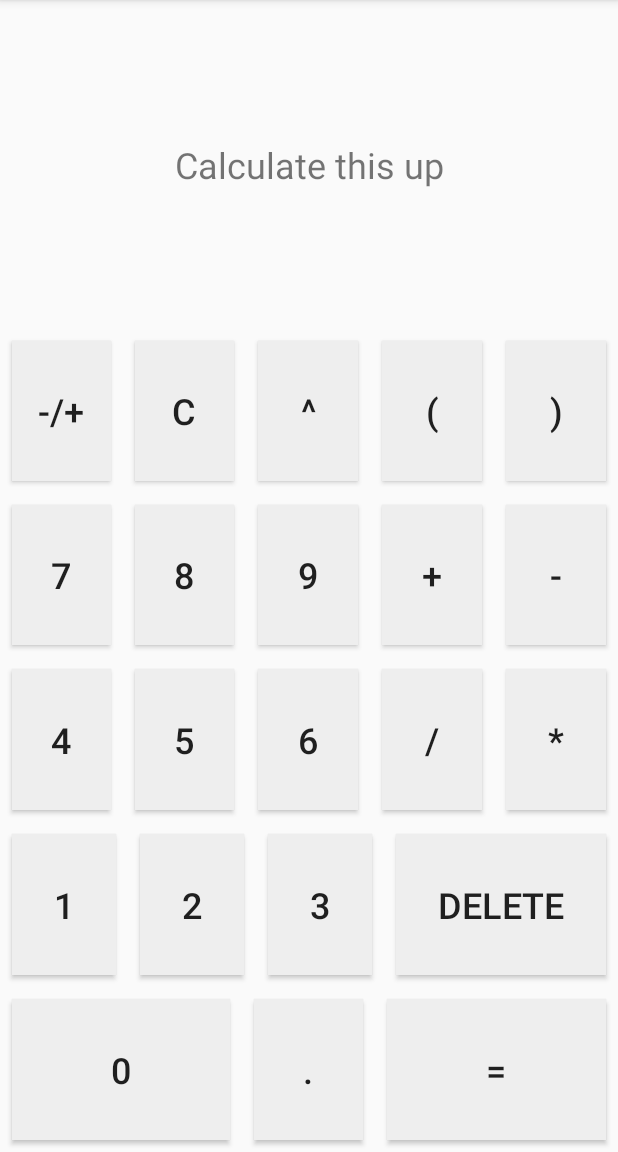
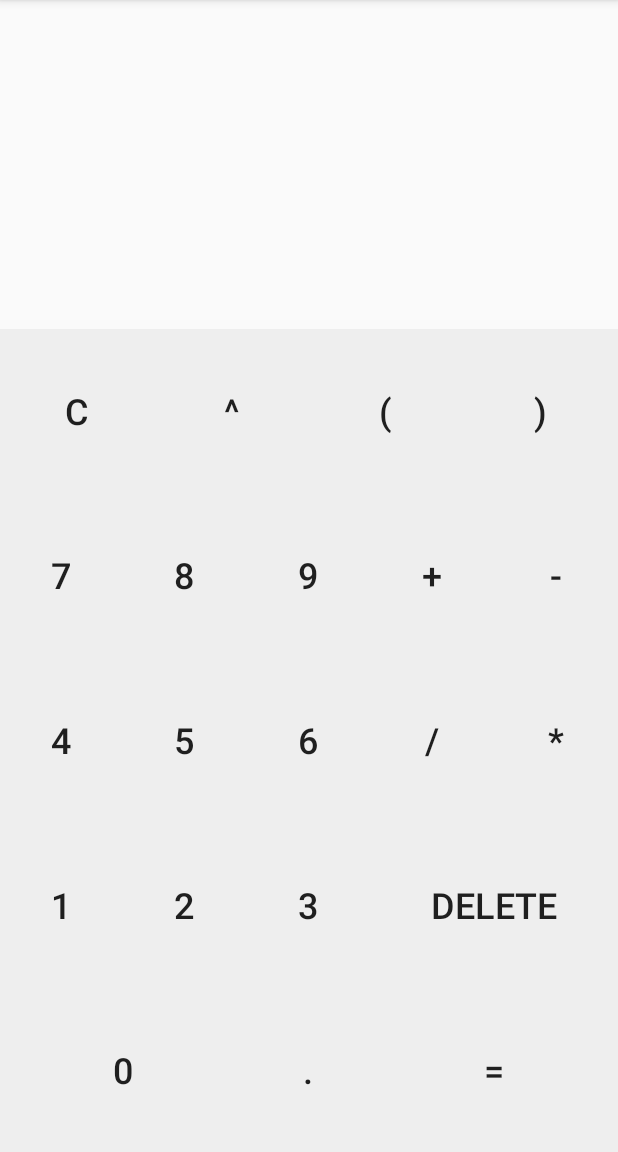
Before and after one commit to Aaronchoo/calculator-BEDMAS, an Android app: the screen it shows after launch (MainActivity), on a phone screen of 412 x 824 dp, the part 84-1236 px from its top. Run offline under Robolectric (Android 15) with nearby library versions, the phone set to English and light mode, and no system bars.

Commit message:
Bug fixes and layout changes
Added comments, restrictions and requirments for the calculator to behave like one.

```diff
--- a/Calculator2/app/src/main/res/layout/activity_main.xml
+++ b/Calculator2/app/src/main/res/layout/activity_main.xml
@@ -7,13 +7,12 @@
     android:layout_height="match_parent"
     android:orientation="vertical"
     tools:context="com.example.android.calculator.MainActivity">
-
     <TextView
         android:layout_width="match_parent"
         android:layout_height="0dp"
         android:layout_weight="2"
-        android:text="Calculate this up"
         android:textSize="24sp"
+        android:id="@+id/show_calculations"
         android:gravity="center"
         app:layout_constraintBottom_toBottomOf="parent"
         app:layout_constraintLeft_toLeftOf="parent"
@@ -27,23 +26,23 @@
 
         <Button
             style="@style/CalculatorButton"
-            android:text="-/+"
-            />
-        <Button
-            style="@style/CalculatorButton"
             android:text="C"
+            android:onClick="ButtonClear"
             />
         <Button
             style="@style/CalculatorButton"
             android:text="^"
+            android:onClick="ButtonExpo"
             />
         <Button
             style="@style/CalculatorButton"
             android:text="("
+            android:onClick="ButtonBracketOpen"
             />
         <Button
             style="@style/CalculatorButton"
             android:text=")"
+            android:onClick="ButtonBracketClose"
             />
 
 
@@ -56,22 +55,26 @@
         <Button
             style="@style/CalculatorButton"
             android:text="7"
+            android:onClick="ButtonSeven"
             />
         <Button
             style="@style/CalculatorButton"
             android:text="8"
+            android:onClick="ButtonEight"
             />
         <Button
             style="@style/CalculatorButton"
             android:text="9"
+            android:onClick="ButtonNine"
             />
         <Button
             style="@style/CalculatorButton"
             android:text="+"
-            />
+            android:onClick="ButtonPlus"/>
         <Button
             style="@style/CalculatorButton"
             android:text="-"
+            android:onClick="ButtonMinus"
             />
 
     </LinearLayout>
@@ -84,22 +87,27 @@
         <Button
             style="@style/CalculatorButton"
             android:text="4"
+            android:onClick="ButtonFour"
             />
         <Button
             style="@style/CalculatorButton"
             android:text="5"
+            android:onClick="ButtonFive"
             />
         <Button
             style="@style/CalculatorButton"
             android:text="6"
+            android:onClick="ButtonSix"
             />
         <Button
             style="@style/CalculatorButton"
             android:text="/"
+            android:onClick="ButtonDivision"
             />
         <Button
             style="@style/CalculatorButton"
             android:text="*"
+            android:onClick="ButtonMultiply"
             />
 
     </LinearLayout>
@@ -112,19 +120,23 @@
         <Button
             style="@style/CalculatorButton"
             android:text="1"
+            android:onClick="ButtonOne"
             />
         <Button
             style="@style/CalculatorButton"
             android:text="2"
+            android:onClick="ButtonTwo"
             />
         <Button
             style="@style/CalculatorButton"
             android:text="3"
+            android:onClick="ButtonThree"
             />
         <Button
             style="@style/CalculatorButton"
             android:layout_weight="2"
             android:text="Delete"
+            android:onClick="ButtonDelete"
             />
 
 
@@ -139,15 +151,17 @@
         <Button
             style="@style/CalculatorButton"
             android:layout_weight="2"
-            android:text="0" />
+            android:text="0" android:onClick="ButtonZero" />
 
         <Button
             style="@style/CalculatorButton"
-            android:text="." />
+            android:text="."
+            android:onClick="ButtonDot"/>
 
         <Button
             style="@style/CalculatorButton"
             android:layout_weight="2"
+            android:onClick="ButtonSubmit"
             android:text="=" />
 
     </LinearLayout>
--- a/Calculator2/app/src/main/res/values/styles.xml
+++ b/Calculator2/app/src/main/res/values/styles.xml
@@ -15,7 +15,7 @@
         <item name="android:textSize">24sp</item>
         <item name="android:gravity">center</item>
         <item name="android:background">#eeeeee</item>
-        <item name="android:layout_margin">8dp</item>
+        <item name="android:padding">8dp</item>
 
     </style>
 
```
Also changed, not shown: Calculator2/app/src/main/java/com/example/android/calculator/MainActivity.java (+123 -0 lines).
